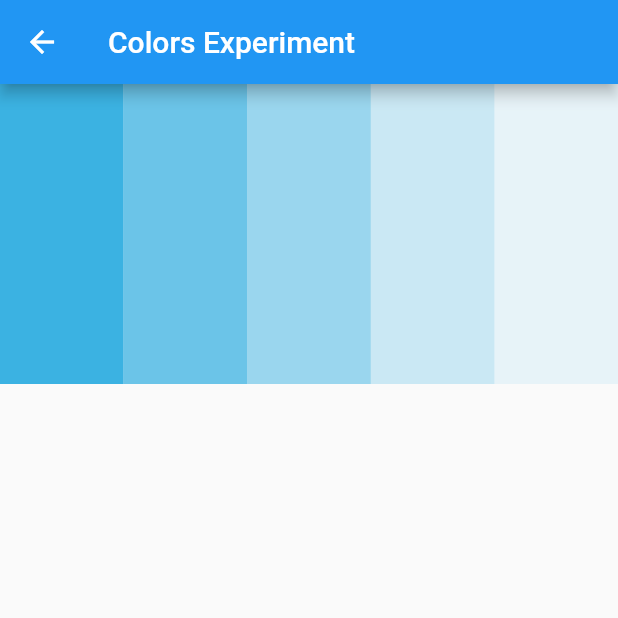
After one commit to mmaitlen/weathersdbx, a Flutter app: the ExpColorsWidget screen opened directly, on a phone screen of 412 x 824 dp, the top half of it. The commit adds this screen. Run offline on Flutter 3.47's test engine with Material 2 defaults, Android fonts, the phone set to English and light mode, and no system bars.

Commit message:
add menu for sdbx work

```diff
--- /dev/null
+++ b/lib/dev/sdbx/exp_colors_widget.dart
@@ -0,0 +1,39 @@
+import 'package:flutter/material.dart';
+import 'package:weathersdbx/ui/ui_const.dart';
+
+///
+/// Simple screen to try out some color ideas
+///
+class ExpColorsWidget extends StatelessWidget {
+  const ExpColorsWidget({Key? key}) : super(key: key);
+
+  @override
+  Widget build(BuildContext context) {
+    Widget _constructColorSlice(Color color) => Expanded(
+          child: Container(
+            color: color,
+          ),
+        );
+    Widget _constructBody() {
+      return SizedBox(
+        height: 200,
+        child: Row(
+          children: [
+            _constructColorSlice(colorCoolBlue),
+            _constructColorSlice(colorCoolBlue.opacity75),
+            _constructColorSlice(colorCoolBlue.opacity50),
+            _constructColorSlice(colorCoolBlue.opacity25),
+            _constructColorSlice(colorCoolBlue.opacity10),
+          ],
+        ),
+      );
+    }
+
+    return Scaffold(
+      appBar: AppBar(
+        title: const Text("Colors Experiment"),
+      ),
+      body: _constructBody(),
+    );
+  }
+}
--- a/lib/ui/current_obs_widget.dart
+++ b/lib/ui/current_obs_widget.dart
@@ -15,7 +15,7 @@ class CurrentObsWidget extends StatelessWidget {
           children: [
             Text(
               obs.name,
-              style: TextStyle(fontSize: 24, color: colorDeepBlue.opacity50),
+              style: TextStyle(fontSize: 24, color: colorCoolBlue.opacity50),
             ),
             const SizedBox(
               height: 8.0,
@@ -26,13 +26,13 @@ class CurrentObsWidget extends StatelessWidget {
               children: [
                 Text(
                   obs.temperatureDegC.toString(),
-                  style: const TextStyle(fontSize: 36, color: colorDeepBlue),
+                  style: const TextStyle(fontSize: 36, color: colorCoolBlue),
                 ),
                 const Padding(
                   padding: EdgeInsets.only(top: 4.0),
                   child: Text(
                     "\u2103",
-                    style: TextStyle(fontSize: 16, color: colorDeepBlue),
+                    style: TextStyle(fontSize: 16, color: colorCoolBlue),
                   ),
                 ),
               ],
--- a/lib/ui/home_screen.dart
+++ b/lib/ui/home_screen.dart
@@ -1,6 +1,6 @@
 import 'package:flutter/material.dart';
-import 'package:weathersdbx/ui/ui_const.dart';
 import 'package:weathersdbx/ui/current_obs_widget.dart';
+import 'package:weathersdbx/ui/menu.dart';
 
 class HomePage extends StatelessWidget {
   final String title;
@@ -11,6 +11,9 @@ class HomePage extends StatelessWidget {
     return Scaffold(
       appBar: AppBar(
         title: Text(title),
+        actions: [
+          MenuWidget()
+        ],
       ),
       body: const Center(child: CurrentObsWidget()),
     );
```
Also changed, not shown: lib/ui/menu.dart (added, +33 -0 lines), lib/ui/ui_const.dart (+6 -3 lines).
